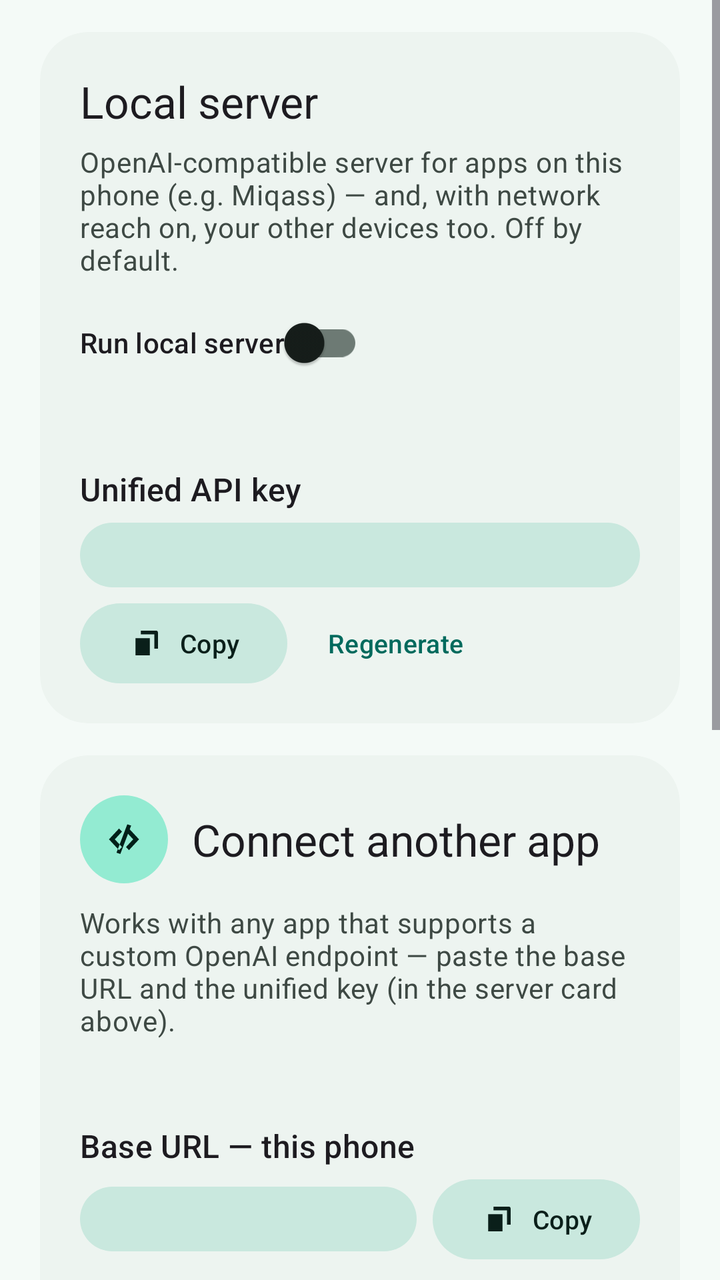
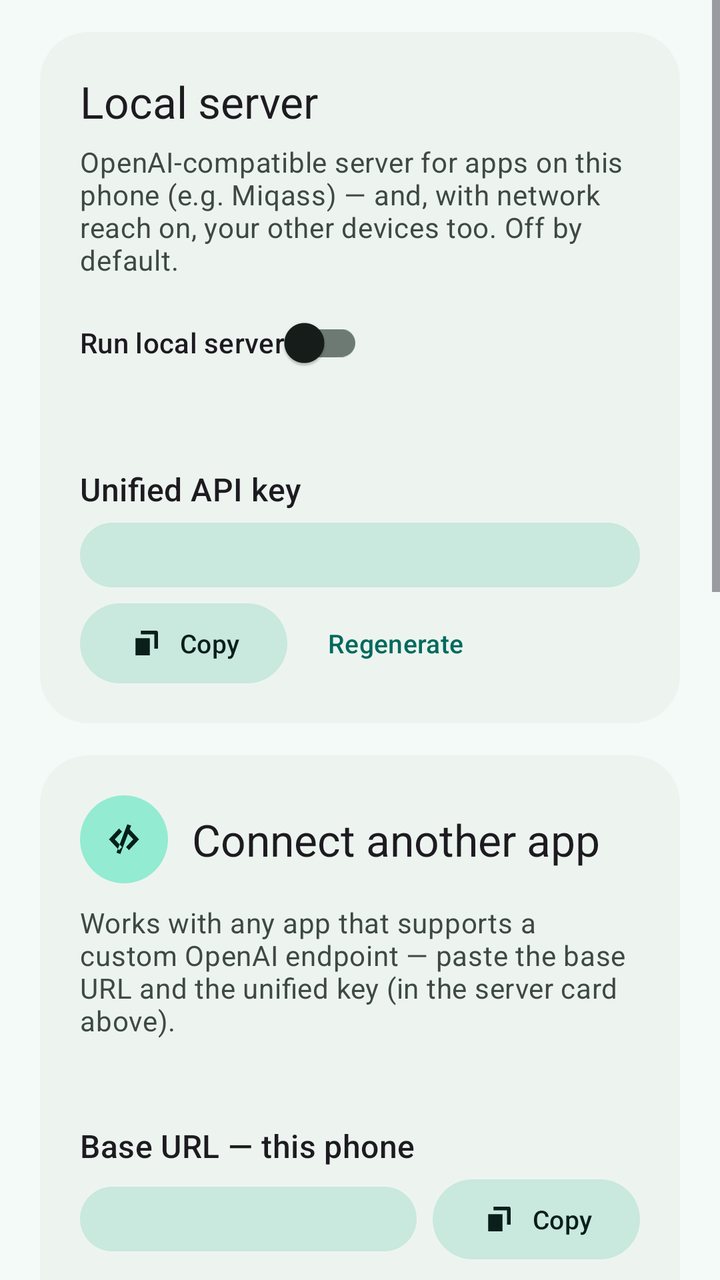

An Android layout rendered at two revisions. The XML below is the earlier revision; the diff shows what the commit changed to produce the second picture.
<!-- AndroidManifest.xml: application theme Theme.Miftah -->
<!-- res/layout/fragment_settings.xml -->
<?xml version="1.0" encoding="utf-8"?>
<ScrollView xmlns:android="http://schemas.android.com/apk/res/android"
    xmlns:app="http://schemas.android.com/apk/res-auto"
    android:layout_width="match_parent"
    android:layout_height="match_parent">

    <LinearLayout
        android:layout_width="match_parent"
        android:layout_height="wrap_content"
        android:animateLayoutChanges="true"
        android:orientation="vertical"
        android:paddingStart="20dp"
        android:paddingTop="16dp"
        android:paddingEnd="20dp"
        android:paddingBottom="24dp">

        
        <com.google.android.material.card.MaterialCardView
            android:layout_width="match_parent"
            android:layout_height="wrap_content">

            <LinearLayout
                android:layout_width="match_parent"
                android:layout_height="wrap_content"
                android:orientation="vertical"
                android:padding="20dp">

                <TextView
                    android:layout_width="wrap_content"
                    android:layout_height="wrap_content"
                    android:text="@string/settings_server"
                    android:textAppearance="@style/TextAppearance.Material3.TitleLarge" />

                <TextView
                    android:layout_width="match_parent"
                    android:layout_height="wrap_content"
                    android:layout_marginTop="6dp"
                    android:text="@string/settings_server_desc"
                    android:textAppearance="@style/TextAppearance.Material3.BodyMedium"
                    android:textColor="?attr/colorOnSurfaceVariant" />

                <com.google.android.material.switchmaterial.SwitchMaterial
                    android:id="@+id/server_switch"
                    android:layout_width="wrap_content"
                    android:layout_height="wrap_content"
                    android:layout_marginTop="8dp"
                    android:text="@string/settings_server_run"
                    android:textAppearance="@style/TextAppearance.Material3.LabelLarge" />

                <TextView
                    android:id="@+id/server_status"
                    android:layout_width="match_parent"
                    android:layout_height="wrap_content"
                    android:layout_marginTop="4dp"
                    android:textAppearance="@style/TextAppearance.Material3.BodySmall"
                    android:textColor="?attr/colorOnSurfaceVariant" />

                <TextView
                    android:layout_width="wrap_content"
                    android:layout_height="wrap_content"
                    android:layout_marginTop="18dp"
                    android:text="@string/settings_unified_key"
                    android:textAppearance="@style/TextAppearance.Material3.TitleMedium" />

                <TextView
                    android:id="@+id/unified_key_text"
                    android:layout_width="match_parent"
                    android:layout_height="wrap_content"
                    android:layout_marginTop="6dp"
                    android:background="@drawable/bg_pill_meta"
                    android:paddingStart="14dp"
                    android:paddingTop="8dp"
                    android:paddingEnd="14dp"
                    android:paddingBottom="8dp"
                    android:textAppearance="@style/TextAppearance.Material3.BodySmall"
                    android:textColor="?attr/colorOnSecondaryContainer"
                    android:textIsSelectable="true" />

                <LinearLayout
                    android:layout_width="wrap_content"
                    android:layout_height="wrap_content"
                    android:layout_marginTop="8dp"
                    android:orientation="horizontal">

                    <com.google.android.material.button.MaterialButton
                        android:id="@+id/copy_key_button"
                        style="@style/Widget.Miftah.Button.Tonal.Small"
                        android:layout_width="wrap_content"
                        android:layout_height="wrap_content"
                        android:text="@string/settings_copy"
                        app:icon="@drawable/ic_copy"
                        app:iconTint="?attr/colorOnSecondaryContainer" />

                    <com.google.android.material.button.MaterialButton
                        android:id="@+id/regen_key_button"
                        style="@style/Widget.Miftah.Button.Text.Small"
                        android:layout_width="wrap_content"
                        android:layout_height="wrap_content"
                        android:layout_marginStart="8dp"
                        android:text="@string/settings_regen_key" />
                </LinearLayout>
            </LinearLayout>
        </com.google.android.material.card.MaterialCardView>

        
        <com.google.android.material.card.MaterialCardView
            android:layout_width="match_parent"
            android:layout_height="wrap_content"
            android:layout_marginTop="16dp">

            <LinearLayout
                android:layout_width="match_parent"
                android:layout_height="wrap_content"
                android:orientation="vertical"
                android:padding="20dp">

                <LinearLayout
                    android:layout_width="wrap_content"
                    android:layout_height="wrap_content"
                    android:gravity="center_vertical"
                    android:orientation="horizontal">

                    <ImageView
                        android:layout_width="44dp"
                        android:layout_height="44dp"
                        android:background="@drawable/bg_icon_circle_primary"
                        android:contentDescription="@null"
                        android:padding="11dp"
                        android:src="@drawable/ic_code"
                        app:tint="?attr/colorOnPrimaryContainer" />

                    <TextView
                        android:layout_width="wrap_content"
                        android:layout_height="wrap_content"
                        android:layout_marginStart="12dp"
                        android:text="@string/settings_connect_title"
                        android:textAppearance="@style/TextAppearance.Material3.TitleLarge" />
                </LinearLayout>

                <TextView
                    android:layout_width="match_parent"
                    android:layout_height="wrap_content"
                    android:layout_marginTop="10dp"
                    android:text="@string/settings_connect_hint"
                    android:textAppearance="@style/TextAppearance.Material3.BodyMedium"
                    android:textColor="?attr/colorOnSurfaceVariant" />

                <TextView
                    android:id="@+id/connect_state"
                    android:layout_width="match_parent"
                    android:layout_height="wrap_content"
                    android:layout_marginTop="8dp"
                    android:textAppearance="@style/TextAppearance.Material3.BodySmall"
                    android:textColor="?attr/colorOnSurfaceVariant" />

                <TextView
                    android:layout_width="wrap_content"
                    android:layout_height="wrap_content"
                    android:layout_marginTop="18dp"
                    android:text="@string/settings_connect_local_label"
                    android:textAppearance="@style/TextAppearance.Material3.TitleMedium" />

                <LinearLayout
                    android:layout_width="match_parent"
                    android:layout_height="wrap_content"
                    android:layout_marginTop="6dp"
                    android:gravity="center_vertical"
                    android:orientation="horizontal">

                    <TextView
                        android:id="@+id/connect_local_url"
                        android:layout_width="0dp"
                        android:layout_height="wrap_content"
                        android:layout_weight="1"
                        android:background="@drawable/bg_pill_meta"
                        android:paddingStart="14dp"
                        android:paddingTop="8dp"
                        android:paddingEnd="14dp"
                        android:paddingBottom="8dp"
                        android:textAppearance="@style/TextAppearance.Material3.BodySmall"
                        android:textColor="?attr/colorOnSecondaryContainer"
                        android:textIsSelectable="true" />

                    <com.google.android.material.button.MaterialButton
                        android:id="@+id/copy_local_url_button"
                        style="@style/Widget.Miftah.Button.Tonal.Small"
                        android:layout_width="wrap_content"
                        android:layout_height="wrap_content"
                        android:layout_marginStart="8dp"
                        android:text="@string/settings_copy"
                        app:icon="@drawable/ic_copy"
                        app:iconTint="?attr/colorOnSecondaryContainer" />
                </LinearLayout>

                <TextView
                    android:id="@+id/connect_network_off_hint"
                    android:layout_width="match_parent"
                    android:layout_height="wrap_content"
                    android:layout_marginTop="14dp"
                    android:text="@string/settings_connect_network_off"
                    android:textAppearance="@style/TextAppearance.Material3.BodySmall"
                    android:textColor="?attr/colorOnSurfaceVariant" />

                <TextView
                    android:id="@+id/connect_no_address"
                    android:layout_width="match_parent"
                    android:layout_height="wrap_content"
                    android:layout_marginTop="14dp"
                    android:text="@string/settings_connect_no_address"
                    android:textAppearance="@style/TextAppearance.Material3.BodySmall"
                    android:textColor="?attr/colorOnSurfaceVariant"
                    android:visibility="gone" />

                <LinearLayout
                    android:id="@+id/connect_lan_block"
                    android:layout_width="match_parent"
                    android:layout_height="wrap_content"
                    android:orientation="vertical"
                    android:visibility="gone">

                    <TextView
                        android:layout_width="wrap_content"
                        android:layout_height="wrap_content"
                        android:layout_marginTop="18dp"
                        android:text="@string/settings_connect_lan_label"
                        android:textAppearance="@style/TextAppearance.Material3.TitleMedium" />

                    <LinearLayout
                        android:layout_width="match_parent"
                        android:layout_height="wrap_content"
                        android:layout_marginTop="6dp"
                        android:gravity="center_vertical"
                        android:orientation="horizontal">

                        <TextView
                            android:id="@+id/connect_lan_url"
                            android:layout_width="0dp"
                            android:layout_height="wrap_content"
                            android:layout_weight="1"
                            android:background="@drawable/bg_pill_meta"
                            android:paddingStart="14dp"
                            android:paddingTop="8dp"
                            android:paddingEnd="14dp"
                            android:paddingBottom="8dp"
                            android:textAppearance="@style/TextAppearance.Material3.BodySmall"
                            android:textColor="?attr/colorOnSecondaryContainer"
                            android:textIsSelectable="true" />

                        <com.google.android.material.button.MaterialButton
                            android:id="@+id/copy_lan_url_button"
                            style="@style/Widget.Miftah.Button.Tonal.Small"
                            android:layout_width="wrap_content"
                            android:layout_height="wrap_content"
                            android:layout_marginStart="8dp"
                            android:text="@string/settings_copy"
                            app:icon="@drawable/ic_copy"
                            app:iconTint="?attr/colorOnSecondaryContainer" />
                    </LinearLayout>
                </LinearLayout>

                <LinearLayout
                    android:id="@+id/connect_ts_block"
                    android:layout_width="match_parent"
                    android:layout_height="wrap_content"
                    android:orientation="vertical"
                    android:visibility="gone">

                    <TextView
                        android:layout_width="wrap_content"
                        android:layout_height="wrap_content"
                        android:layout_marginTop="18dp"
                        android:text="@string/settings_connect_tailscale_label"
                        android:textAppearance="@style/TextAppearance.Material3.TitleMedium" />

                    <LinearLayout
                        android:layout_width="match_parent"
                        android:layout_height="wrap_content"
                        android:layout_marginTop="6dp"
                        android:gravity="center_vertical"
                        android:orientation="horizontal">

                        <TextView
                            android:id="@+id/connect_ts_url"
                            android:layout_width="0dp"
                            android:layout_height="wrap_content"
                            android:layout_weight="1"
                            android:background="@drawable/bg_pill_meta"
                            android:paddingStart="14dp"
                            android:paddingTop="8dp"
                            android:paddingEnd="14dp"
                            android:paddingBottom="8dp"
                            android:textAppearance="@style/TextAppearance.Material3.BodySmall"
                            android:textColor="?attr/colorOnSecondaryContainer"
                            android:textIsSelectable="true" />

                        <com.google.android.material.button.MaterialButton
                            android:id="@+id/copy_ts_url_button"
                            style="@style/Widget.Miftah.Button.Tonal.Small"
                            android:layout_width="wrap_content"
                            android:layout_height="wrap_content"
                            android:layout_marginStart="8dp"
                            android:text="@string/settings_copy"
                            app:icon="@drawable/ic_copy"
                            app:iconTint="?attr/colorOnSecondaryContainer" />
                    </LinearLayout>
                </LinearLayout>
            </LinearLayout>
        </com.google.android.material.card.MaterialCardView>

        <com.google.android.material.button.MaterialButton
            android:id="@+id/advanced_toggle"
            style="@style/Widget.Miftah.Button.Outlined"
            android:layout_width="match_parent"
            android:layout_height="wrap_content"
            android:layout_marginTop="16dp"
            android:text="@string/settings_advanced" />

        <LinearLayout
            android:id="@+id/advanced_section"
            android:layout_width="match_parent"
            android:layout_height="wrap_content"
            android:orientation="vertical"
            android:visibility="gone">

            <com.google.android.material.card.MaterialCardView
                android:layout_width="match_parent"
                android:layout_height="wrap_content"
                android:layout_marginTop="12dp">

                <LinearLayout
                    android:layout_width="match_parent"
                    android:layout_height="wrap_content"
                    android:orientation="vertical"
                    android:padding="20dp">

                    <com.google.android.material.switchmaterial.SwitchMaterial
                        android:id="@+id/network_mode_switch"
                        android:layout_width="wrap_content"
                        android:layout_height="wrap_content"
                        android:text="@string/settings_network_mode"
                        android:textAppearance="@style/TextAppearance.Material3.LabelLarge" />

                    <TextView
                        android:id="@+id/network_mode_warning"
                        android:layout_width="match_parent"
                        android:layout_height="wrap_content"
                        android:layout_marginTop="6dp"
                        android:text="@string/settings_network_mode_warning"
                        android:textAppearance="@style/TextAppearance.Material3.BodySmall"
                        android:textColor="?attr/colorError" />

                    <TextView
                        android:id="@+id/network_mode_state"
                        android:layout_width="match_parent"
                        android:layout_height="wrap_content"
                        android:layout_marginTop="4dp"
                        android:textAppearance="@style/TextAppearance.Material3.BodySmall"
                        android:textColor="?attr/colorOnSurfaceVariant" />

                    <com.google.android.material.textfield.TextInputLayout
                        android:layout_width="match_parent"
                        android:layout_height="wrap_content"
                        android:layout_marginTop="18dp"
                        android:hint="@string/settings_port">

                        <com.google.android.material.textfield.TextInputEditText
                            android:id="@+id/port_input"
                            android:layout_width="match_parent"
                            android:layout_height="wrap_content"
                            android:inputType="number" />
                    </com.google.android.material.textfield.TextInputLayout>

                    <com.google.android.material.button.MaterialButton
                        android:id="@+id/port_save"
                        style="@style/Widget.Miftah.Button.Tonal"
                        android:layout_width="wrap_content"
                        android:layout_height="wrap_content"
                        android:layout_marginTop="12dp"
                        android:text="@string/save" />

                    <TextView
                        android:layout_width="match_parent"
                        android:layout_height="wrap_content"
                        android:layout_marginTop="14dp"
                        android:text="@string/settings_catalog"
                        android:textAppearance="@style/TextAppearance.Material3.BodySmall"
                        android:textColor="?attr/colorOnSurfaceVariant" />
                </LinearLayout>
            </com.google.android.material.card.MaterialCardView>
        </LinearLayout>

        
        <LinearLayout
            android:layout_width="match_parent"
            android:layout_height="wrap_content"
            android:layout_marginTop="20dp"
            android:background="@drawable/bg_hero_gradient"
            android:orientation="vertical"
            android:padding="20dp">

            <TextView
                android:layout_width="wrap_content"
                android:layout_height="wrap_content"
                android:text="@string/settings_about"
                android:textAppearance="@style/TextAppearance.Material3.TitleLarge"
                android:textColor="@android:color/white" />

            <TextView
                android:layout_width="match_parent"
                android:layout_height="wrap_content"
                android:layout_marginTop="6dp"
                android:text="@string/settings_about_text"
                android:textAppearance="@style/TextAppearance.Material3.BodyMedium"
                android:textColor="#E6FFFFFF" />
        </LinearLayout>
    </LinearLayout>
</ScrollView>
<!-- resources referenced by this layout -->
<resources>
  <string name="save">Save</string>
  <string name="settings_about">About</string>
  <string name="settings_advanced">Advanced settings</string>
  <string name="settings_catalog">Provider/model catalog is built into the app and updated with app releases (free tiers change often).</string>
  <string name="settings_connect_hint">Works with any app that supports a custom OpenAI endpoint — paste the base URL and the unified key (in the server card above).</string>
  <string name="settings_connect_lan_label">Base URL — Wi-Fi / LAN</string>
  <string name="settings_connect_local_label">Base URL — this phone</string>
  <string name="settings_connect_network_off">For other devices, turn on network reach in Advanced settings below, then use the Wi-Fi or Tailscale address shown here.</string>
  <string name="settings_connect_no_address">No Wi-Fi or Tailscale address found right now. Join a network, then reopen Settings.</string>
  <string name="settings_connect_tailscale_label">Base URL — Tailscale</string>
  <string name="settings_connect_title">Connect another app</string>
  <string name="settings_copy">Copy</string>
  <string name="settings_network_mode">Network reach (LAN / Tailscale)</string>
  <string name="settings_network_mode_warning">Warning: anyone on the same network who has your unified key can use your providers and their free quotas. Only enable this on trusted networks.</string>
  <string name="settings_port">Server port</string>
  <string name="settings_regen_key">Regenerate</string>
  <string name="settings_server">Local server</string>
  <string name="settings_server_desc">OpenAI-compatible server for apps on this phone (e.g. Miqass) — and, with network reach on, your other devices too. Off by default.</string>
  <string name="settings_server_run">Run local server</string>
  <string name="settings_unified_key">Unified API key</string>
  <color name="hero_gradient_start">#006A5D</color>
  <color name="hero_gradient_center">#0B7E6B</color>
  <color name="hero_gradient_end">#3E6373</color>
  <color name="m3_primary">#006A5D</color>
  <color name="m3_on_primary">#FFFFFF</color>
  <color name="m3_primary_container">#93EBD2</color>
  <color name="m3_on_primary_container">#002019</color>
  <color name="m3_inverse_primary">#79D8C0</color>
  <color name="m3_secondary">#4A635C</color>
  <color name="m3_on_secondary">#FFFFFF</color>
  <color name="m3_secondary_container">#C9E8DE</color>
  <color name="m3_on_secondary_container">#0A1F1A</color>
  <color name="m3_tertiary">#3E6373</color>
  <color name="m3_on_tertiary">#FFFFFF</color>
  <color name="m3_tertiary_container">#C0E9FA</color>
  <color name="m3_on_tertiary_container">#001F2A</color>
  <color name="m3_error">#BA1A1A</color>
  <color name="m3_on_error">#FFFFFF</color>
  <color name="m3_error_container">#FFDAD6</color>
  <color name="m3_on_error_container">#410002</color>
  <color name="m3_surface">#F4FAF7</color>
  <color name="m3_on_surface">#161D1A</color>
  <color name="m3_surface_variant">#DAE5DF</color>
  <color name="m3_on_surface_variant">#3E4944</color>
  <color name="m3_surface_container_lowest">#FFFFFF</color>
  <color name="m3_surface_container_low">#EDF4F0</color>
  <color name="m3_surface_container">#E7EFEA</color>
  <color name="m3_surface_container_high">#E1EAE4</color>
  <color name="m3_surface_container_highest">#DBE4DE</color>
  <color name="m3_surface_dim">#D3DCD6</color>
  <color name="m3_surface_bright">#F4FAF7</color>
  <color name="m3_inverse_surface">#2B3230</color>
  <color name="m3_inverse_on_surface">#ECF2EE</color>
  <color name="m3_outline">#6D7A74</color>
  <color name="m3_outline_variant">#BCC9C2</color>
  <color name="m3_scrim">#000000</color>
  <!-- unchanged entries left out for length: 22 -->
</resources>

<!-- the commit's change to res/layout/fragment_settings.xml (unified diff, before → after) -->
@@ -307,6 +307,42 @@
             </LinearLayout>
         </com.google.android.material.card.MaterialCardView>
 
+        
+        <com.google.android.material.card.MaterialCardView
+            android:layout_width="match_parent"
+            android:layout_height="wrap_content"
+            android:layout_marginTop="16dp">
+
+            <LinearLayout
+                android:layout_width="match_parent"
+                android:layout_height="wrap_content"
+                android:orientation="vertical"
+                android:padding="20dp">
+
+                <TextView
+                    android:layout_width="wrap_content"
+                    android:layout_height="wrap_content"
+                    android:text="@string/memory_title"
+                    android:textAppearance="@style/TextAppearance.Material3.TitleLarge" />
+
+                <TextView
+                    android:layout_width="match_parent"
+                    android:layout_height="wrap_content"
+                    android:layout_marginTop="6dp"
+                    android:text="@string/memory_note"
+                    android:textAppearance="@style/TextAppearance.Material3.BodyMedium"
+                    android:textColor="?attr/colorOnSurfaceVariant" />
+
+                <com.google.android.material.button.MaterialButton
+                    android:id="@+id/memory_open_button"
+                    style="@style/Widget.Miftah.Button.Tonal"
+                    android:layout_width="wrap_content"
+                    android:layout_height="wrap_content"
+                    android:layout_marginTop="12dp"
+                    android:text="@string/memory_open" />
+            </LinearLayout>
+        </com.google.android.material.card.MaterialCardView>
+
         <com.google.android.material.button.MaterialButton
             android:id="@+id/advanced_toggle"
             style="@style/Widget.Miftah.Button.Outlined"
@@ -412,6 +448,52 @@
                 android:text="@string/settings_about_text"
                 android:textAppearance="@style/TextAppearance.Material3.BodyMedium"
                 android:textColor="#E6FFFFFF" />
+
+            <TextView
+                android:id="@+id/version_text"
+                android:layout_width="wrap_content"
+                android:layout_height="wrap_content"
+                android:layout_marginTop="14dp"
+                android:textAppearance="@style/TextAppearance.Material3.BodyMedium"
+                android:textColor="#FFFFFF" />
+
+            <LinearLayout
+                android:layout_width="wrap_content"
+                android:layout_height="wrap_content"
+                android:layout_marginTop="10dp"
+                android:orientation="horizontal">
+
+                <com.google.android.material.button.MaterialButton
+                    android:id="@+id/update_check_button"
+                    style="@style/Widget.Miftah.Button.Tonal"
+                    android:layout_width="wrap_content"
+                    android:layout_height="wrap_content"
+                    android:text="@string/settings_check_updates"
+                    app:backgroundTint="@android:color/white"
+                    app:iconTint="#006A5D"
+                    app:textColor="#006A5D" />
+
+                <com.google.android.material.button.MaterialButton
+                    android:id="@+id/update_download_button"
+                    style="@style/Widget.Miftah.Button.Tonal"
+                    android:layout_width="wrap_content"
+                    android:layout_height="wrap_content"
+                    android:layout_marginStart="8dp"
+                    android:text="@string/update_download"
+                    android:visibility="gone"
+                    app:backgroundTint="@android:color/white"
+                    app:iconTint="#006A5D"
+                    app:textColor="#006A5D" />
+            </LinearLayout>
+
+            <TextView
+                android:id="@+id/update_status"
+                android:layout_width="match_parent"
+                android:layout_height="wrap_content"
+                android:layout_marginTop="8dp"
+                android:textAppearance="@style/TextAppearance.Material3.BodySmall"
+                android:textColor="#E6FFFFFF"
+                android:visibility="gone" />
         </LinearLayout>
     </LinearLayout>
 </ScrollView>
